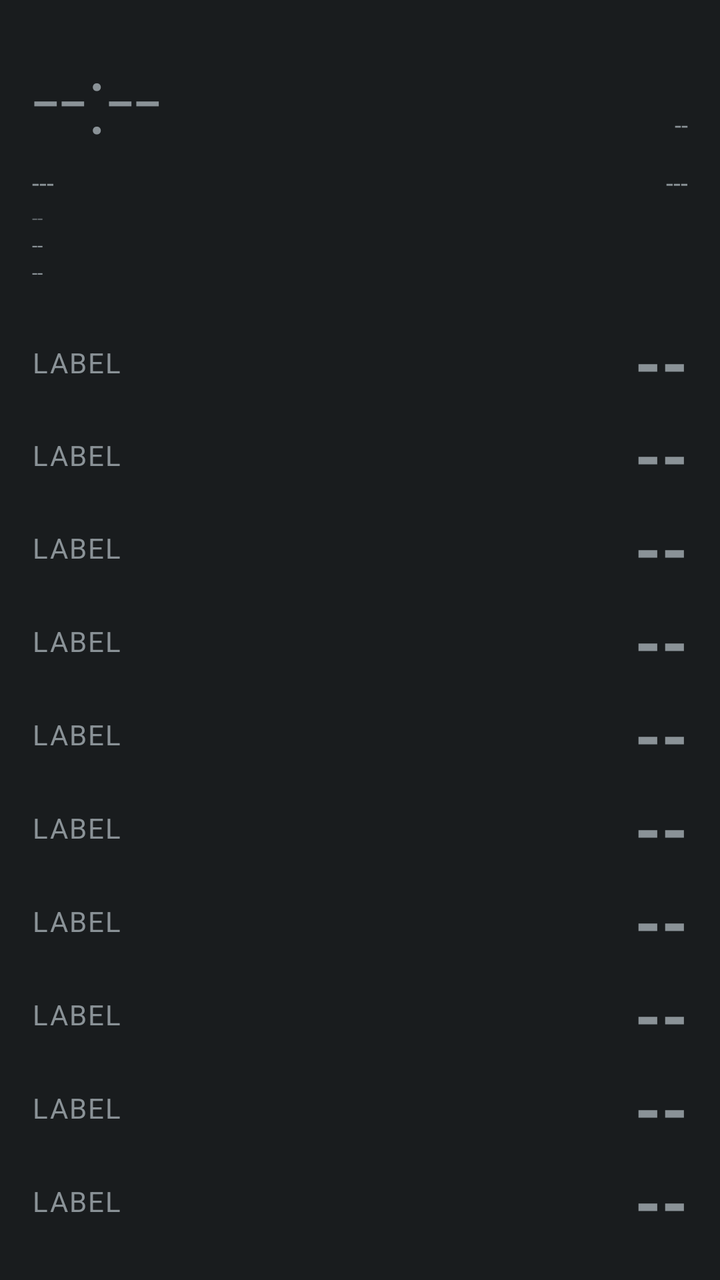
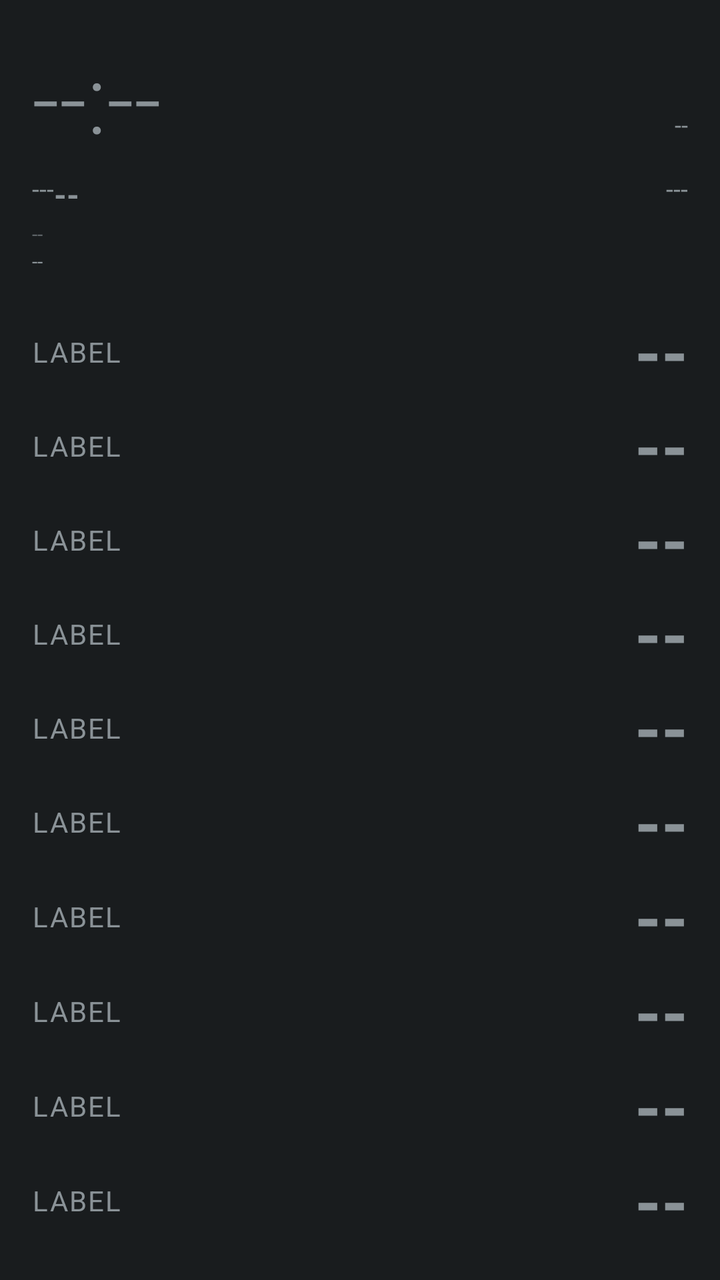

Two renders of the same Android screen: before a commit and after it. Below are the layout's source before the change and the commit's diff.
<!-- AndroidManifest.xml: application theme android:Theme.DeviceDefault.NoActionBar -->
<!-- res/layout/aod_layout_giant_stack.xml -->
<?xml version="1.0" encoding="utf-8"?>
<LinearLayout xmlns:android="http://schemas.android.com/apk/res/android"
    android:id="@+id/bg_root"
    android:layout_width="match_parent"
    android:layout_height="match_parent"
    android:orientation="vertical"
    android:padding="16dp">

    <LinearLayout
        android:layout_width="match_parent"
        android:layout_height="wrap_content"
        android:orientation="horizontal">

        <TextView
            android:id="@+id/clock"
            android:layout_width="wrap_content"
            android:layout_height="wrap_content"
            android:textSize="48sp"
            android:fontFamily="sans-serif-light"
            android:text="--:--" />

        <TextView
            android:id="@+id/health_badge"
            android:layout_width="0dp"
            android:layout_height="wrap_content"
            android:layout_weight="1"
            android:layout_gravity="top"
            android:gravity="end"
            android:textSize="12sp"
            android:textAllCaps="true"
            android:text="--" />
    </LinearLayout>

    <LinearLayout
        android:layout_width="match_parent"
        android:layout_height="wrap_content"
        android:orientation="horizontal"
        android:layout_marginTop="2dp">

        <TextView
            android:id="@+id/date"
            android:layout_width="wrap_content"
            android:layout_height="wrap_content"
            android:textSize="13sp"
            android:text="---" />

        <TextView
            android:id="@+id/panchang"
            android:layout_width="0dp"
            android:layout_height="wrap_content"
            android:layout_weight="1"
            android:layout_marginStart="10dp"
            android:gravity="end"
            android:textSize="13sp"
            android:text="---" />
    </LinearLayout>

    <TextView
        android:id="@+id/perf_badge"
        android:layout_width="wrap_content"
        android:layout_height="wrap_content"
        android:textSize="10sp"
        android:alpha="0.6"
        android:layout_marginTop="2dp"
        android:text="--" />

    <TextView
        android:id="@+id/net_type_badge"
        android:layout_width="wrap_content"
        android:layout_height="wrap_content"
        android:textSize="10sp"
        android:text="--" />

    <TextView
        android:id="@+id/akd_badge"
        android:layout_width="wrap_content"
        android:layout_height="wrap_content"
        android:textSize="10sp"
        android:text="--" />

    <TextView
        android:id="@+id/muhurat_badge"
        android:layout_width="wrap_content"
        android:layout_height="wrap_content"
        android:textSize="11sp"
        android:textStyle="bold"
        android:visibility="gone"
        android:text="--" />

    <View
        android:id="@+id/divider_1"
        android:layout_width="match_parent"
        android:layout_height="1dp"
        android:layout_marginTop="10dp"
        android:layout_marginBottom="4dp" />

    <include layout="@layout/aod_row_giant" android:id="@+id/row0"
        android:layout_width="match_parent" android:layout_height="0dp" android:layout_weight="1" />
    <include layout="@layout/aod_row_giant" android:id="@+id/row1"
        android:layout_width="match_parent" android:layout_height="0dp" android:layout_weight="1" />
    <include layout="@layout/aod_row_giant" android:id="@+id/row2"
        android:layout_width="match_parent" android:layout_height="0dp" android:layout_weight="1" />
    <include layout="@layout/aod_row_giant" android:id="@+id/row3"
        android:layout_width="match_parent" android:layout_height="0dp" android:layout_weight="1" />
    <include layout="@layout/aod_row_giant" android:id="@+id/row4"
        android:layout_width="match_parent" android:layout_height="0dp" android:layout_weight="1" />
    <include layout="@layout/aod_row_giant" android:id="@+id/row5"
        android:layout_width="match_parent" android:layout_height="0dp" android:layout_weight="1" />
    <include layout="@layout/aod_row_giant" android:id="@+id/row6"
        android:layout_width="match_parent" android:layout_height="0dp" android:layout_weight="1" />
    <include layout="@layout/aod_row_giant" android:id="@+id/row7"
        android:layout_width="match_parent" android:layout_height="0dp" android:layout_weight="1" />
    <include layout="@layout/aod_row_giant" android:id="@+id/row8"
        android:layout_width="match_parent" android:layout_height="0dp" android:layout_weight="1" />
    <include layout="@layout/aod_row_giant" android:id="@+id/row9"
        android:layout_width="match_parent" android:layout_height="0dp" android:layout_weight="1" />

</LinearLayout>
<!-- res/layout/aod_row_giant.xml (included above) -->
<?xml version="1.0" encoding="utf-8"?>
<LinearLayout xmlns:android="http://schemas.android.com/apk/res/android"
    android:layout_width="match_parent"
    android:layout_height="match_parent"
    android:orientation="horizontal"
    android:gravity="center_vertical">

    <TextView
        android:id="@+id/stat_label"
        android:layout_width="wrap_content"
        android:layout_height="wrap_content"
        android:textSize="14sp"
        android:textAllCaps="true"
        android:letterSpacing="0.05"
        android:text="Label" />

    <TextView
        android:id="@+id/stat_value"
        android:layout_width="0dp"
        android:layout_height="match_parent"
        android:layout_weight="1"
        android:layout_marginStart="12dp"
        android:gravity="end|center_vertical"
        android:textStyle="bold"
        android:maxLines="1"
        android:autoSizeTextType="uniform"
        android:autoSizeMinTextSize="16sp"
        android:autoSizeMaxTextSize="100sp"
        android:autoSizeStepGranularity="2sp"
        android:text="--" />

</LinearLayout>
<!-- resources referenced by this layout -->
<resources>

</resources>

<!-- the commit's change to res/layout/aod_layout_giant_stack.xml (unified diff, before → after) -->
@@ -43,6 +43,7 @@
             android:layout_height="wrap_content"
             android:textSize="13sp"
             android:text="---" />
+<TextView android:id="@+id/akd_badge" android:layout_width="wrap_content" android:layout_height="wrap_content" android:layout_marginTop="4dp" android:textSize="16sp" android:textStyle="bold" android:text="--" />
 
         <TextView
             android:id="@+id/panchang"
@@ -66,13 +67,6 @@
 
     <TextView
         android:id="@+id/net_type_badge"
-        android:layout_width="wrap_content"
-        android:layout_height="wrap_content"
-        android:textSize="10sp"
-        android:text="--" />
-
-    <TextView
-        android:id="@+id/akd_badge"
         android:layout_width="wrap_content"
         android:layout_height="wrap_content"
         android:textSize="10sp"
